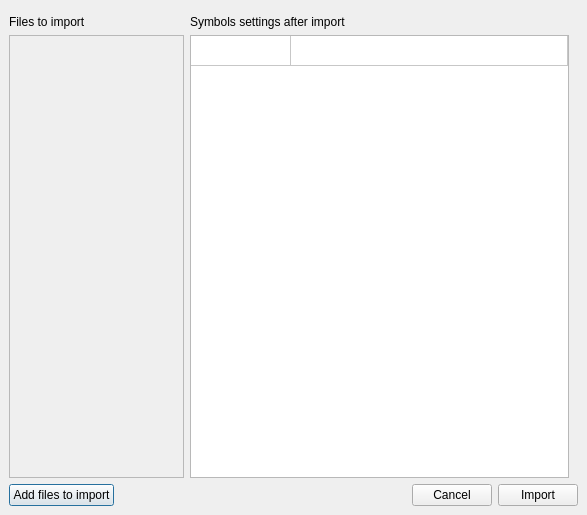
The window that Widgets/HistoricalWindow/ImportFilesDialog/importfileswindow.ui (ArtemIyX/TradeForge) describes before a commit, drawn with Qt 5.
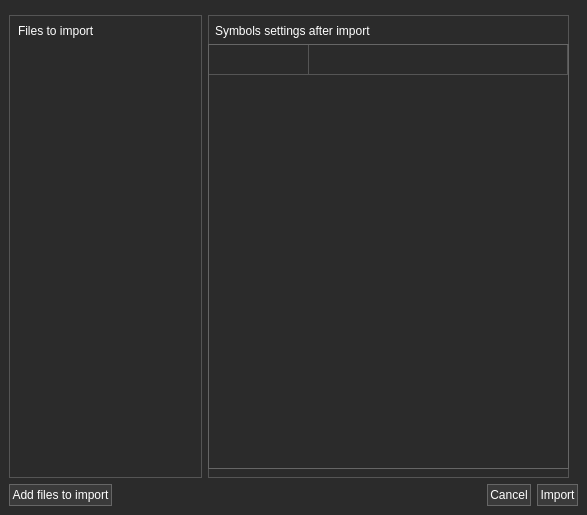
The same window after the commit.

```diff
--- a/Widgets/HistoricalWindow/ImportFilesDialog/importfileswindow.ui
+++ b/Widgets/HistoricalWindow/ImportFilesDialog/importfileswindow.ui
@@ -13,6 +13,9 @@
   <property name="windowTitle">
    <string>importFilesWIndow</string>
   </property>
+  <property name="styleSheet">
+   <string notr="true">background-color: rgb(43, 43, 43);</string>
+  </property>
   <layout class="QVBoxLayout" name="verticalLayout_2">
    <property name="leftMargin">
     <number>0</number>
@@ -64,9 +67,19 @@
         <number>9</number>
        </property>
        <item>
+        <widget class="QWidget" name="filesToImport" native="true">
+         <property name="styleSheet">
+          <string notr="true">QWidget#filesToImport {
+	border: 1px solid #555555;
+}</string>
+         </property>
         <layout class="QVBoxLayout" name="verticalLayout">
          <item>
           <widget class="QLabel" name="label">
+            <property name="styleSheet">
+             <string notr="true">color: rgb(255, 255, 255);
+</string>
+            </property>
            <property name="text">
             <string>Files to import</string>
            </property>
@@ -86,6 +99,9 @@
              <height>0</height>
             </size>
            </property>
+            <property name="styleSheet">
+             <string notr="true">border: none;</string>
+            </property>
            <property name="widgetResizable">
             <bool>true</bool>
            </property>
@@ -94,19 +110,38 @@
              <rect>
               <x>0</x>
               <y>0</y>
-              <width>173</width>
-              <height>431</height>
+               <width>175</width>
+               <height>433</height>
              </rect>
             </property>
            </widget>
           </widget>
          </item>
         </layout>
+        </widget>
        </item>
        <item>
+        <widget class="QWidget" name="SymbolSettings" native="true">
+         <property name="styleSheet">
+          <string notr="true">QWidget#SymbolSettings {
+	border: 1px solid #555555;
+}</string>
+         </property>
         <layout class="QVBoxLayout" name="verticalLayout_3">
+          <property name="leftMargin">
+           <number>0</number>
+          </property>
+          <property name="rightMargin">
+           <number>0</number>
+          </property>
          <item>
           <widget class="QLabel" name="label_2">
+            <property name="styleSheet">
+             <string notr="true">color: rgb(255, 255, 255);
+padding: 0 0 0 3;
+border-left: 1px solid #555555;
+border-right: 1px solid #555555;</string>
+            </property>
            <property name="text">
             <string>Symbols settings after import</string>
            </property>
@@ -114,6 +149,33 @@
          </item>
          <item>
           <widget class="QTableWidget" name="filesSettingsTable">
+            <property name="styleSheet">
+             <string notr="true">QTableWidget {
+            border: 1px solid #666666;
+            gridline-color: #555555;
+		    color: #fff;
+        }
+
+        QHeaderView::section {
+            background-color: #2e2e2e;
+            color: #CCCCCC;
+            padding: 4px;
+            border-top: none;
+            border-left: none;
+            border-right: 1px solid #555555;
+		    border-bottom: 1px solid #555555;
+        }
+
+        QTableView::item:selected:active {
+            background: #2e2e2e;
+            color: white;
+        }
+
+        QTableView::item:selected:!active {
+            background: #2e2e2e;
+            color: white;
+        }</string>
+            </property>
            <property name="showGrid">
             <bool>true</bool>
            </property>
@@ -138,6 +200,7 @@
           </widget>
          </item>
         </layout>
+        </widget>
        </item>
       </layout>
      </item>
@@ -145,6 +208,30 @@
       <layout class="QHBoxLayout" name="horizontalLayout_2">
        <item>
         <widget class="QPushButton" name="addFilesToImportButton">
+         <property name="styleSheet">
+          <string notr="true">QPushButton{
+	color: #fff;
+	border: 1px solid rgb(102, 102, 102);
+	background-color: rgb(58, 58, 58);
+	padding: 3px 2px;
+}
+QPushButton::hover{
+    color: #CCCCCC;
+	background-color: #666666;
+	padding: 3px 2px;
+}
+
+QPushButton::disabled{
+	color: #CCCCCC;
+	background-color: #666666;
+	padding: 3px 2px;
+}
+
+QPushButton::pressed {
+	background-color: #ffffff;
+	padding: 3px 2px;
+}</string>
+         </property>
          <property name="text">
           <string>Add files to import</string>
          </property>
@@ -165,6 +252,30 @@
        </item>
        <item>
         <widget class="QPushButton" name="cancelImportButton">
+         <property name="styleSheet">
+          <string notr="true">QPushButton{
+	color: #fff;
+	border: 1px solid rgb(102, 102, 102);
+	background-color: rgb(58, 58, 58);
+	padding: 3px 2px;
+}
+QPushButton::hover{
+    color: #CCCCCC;
+	background-color: #666666;
+	padding: 3px 2px;
+}
+
+QPushButton::disabled{
+	color: #CCCCCC;
+	background-color: #666666;
+	padding: 3px 2px;
+}
+
+QPushButton::pressed {
+	background-color: #ffffff;
+	padding: 3px 2px;
+}</string>
+         </property>
          <property name="text">
           <string>Cancel</string>
          </property>
@@ -172,6 +283,30 @@
        </item>
        <item>
         <widget class="QPushButton" name="startImportButton">
+         <property name="styleSheet">
+          <string notr="true">QPushButton{
+	color: #fff;
+	border: 1px solid rgb(102, 102, 102);
+	background-color: rgb(58, 58, 58);
+	padding: 3px 2px;
+}
+QPushButton::hover{
+    color: #CCCCCC;
+	background-color: #666666;
+	padding: 3px 2px;
+}
+
+QPushButton::disabled{
+	color: #CCCCCC;
+	background-color: #666666;
+	padding: 3px 2px;
+}
+
+QPushButton::pressed {
+	background-color: #ffffff;
+	padding: 3px 2px;
+}</string>
+         </property>
          <property name="text">
           <string>Import</string>
          </property>
```
Lines whose indentation alone changed are shown as unchanged.
